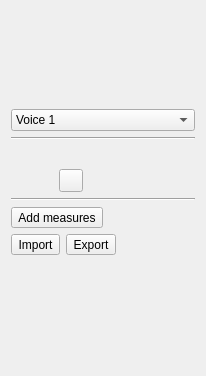
The window that shapes/musicshape/dialogs/SimpleEntryWidget.ui (KDE/calligra) describes before a commit, drawn with Qt 5.
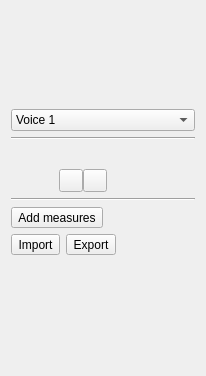
The same window after the commit.

Diff of the .ui file:
```diff
--- a/shapes/musicshape/dialogs/SimpleEntryWidget.ui
+++ b/shapes/musicshape/dialogs/SimpleEntryWidget.ui
@@ -210,6 +210,9 @@
    </item>
    <item>
     <layout class="QHBoxLayout" >
+     <property name="spacing" >
+      <number>0</number>
+     </property>
      <item>
       <widget class="QFrame" name="frame" >
        <layout class="QGridLayout" >
@@ -308,6 +311,13 @@
           </property>
          </widget>
         </item>
+        <item row="1" column="3" >
+         <widget class="QToolButton" name="selectButton" >
+          <property name="text" >
+           <string/>
+          </property>
+         </widget>
+        </item>
        </layout>
       </widget>
      </item>
```
Left out of the diff: 2 changed lines with no effect on the pictures.
